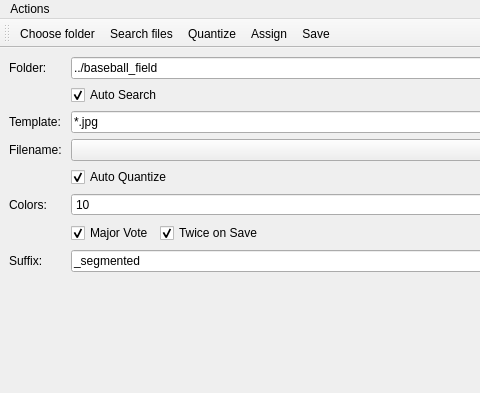
First picture: the form in calibration/segmentator.ui, repository VIDA-NYU/LTPT, before the edit; both pictures show x 0 to 480 and y 0 to 393 of the 867 by 645 pixel window.
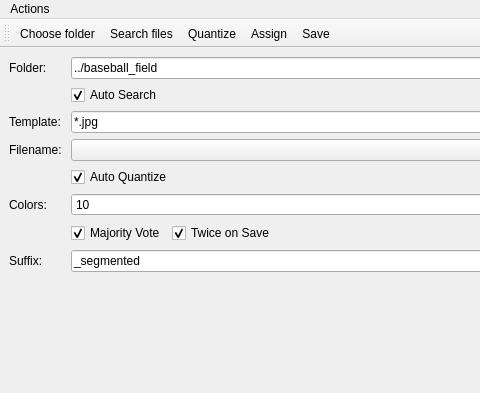
Second picture: the form after the edit.

What changed in the file:
```diff
--- a/calibration/segmentator.ui
+++ b/calibration/segmentator.ui
@@ -195,7 +195,7 @@
              </sizepolicy>
             </property>
             <property name="text">
-             <string>Major Vote</string>
+             <string>Majority Vote</string>
             </property>
             <property name="checked">
              <bool>true</bool>
```
Left out of the diff: 4 changed lines with no effect on the pictures.
